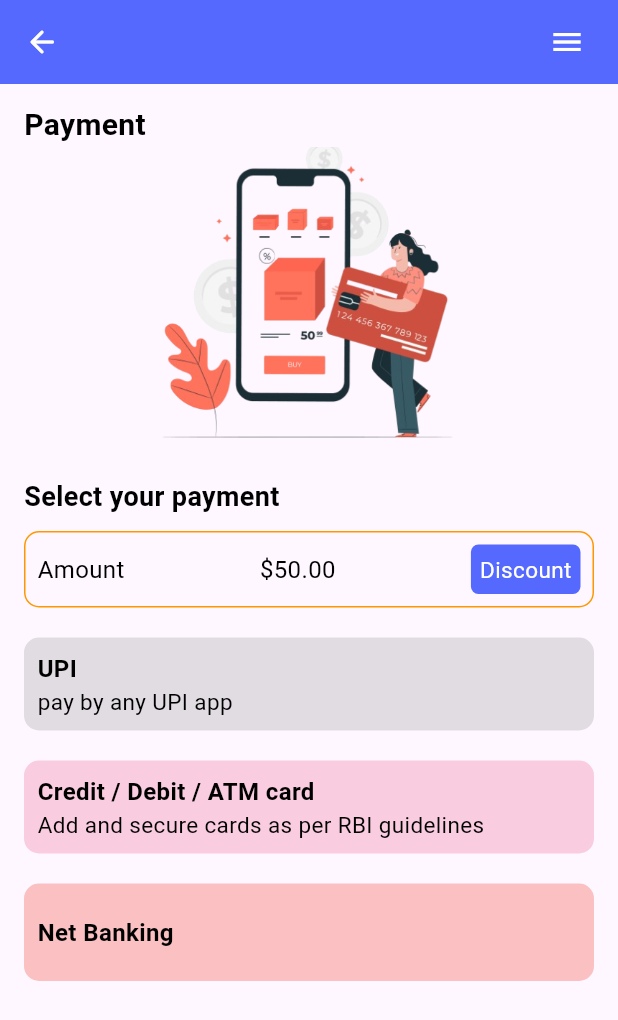
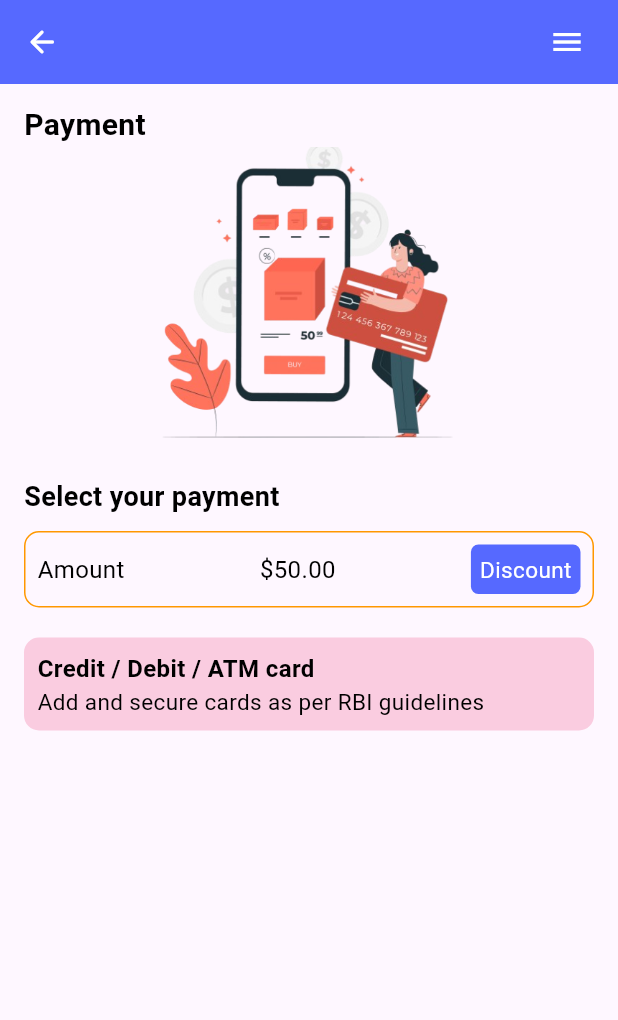
Before and after one commit to shisath/winngoo, a Flutter app: the PaymentScreen screen opened by its route, on a phone screen of 412 x 824 dp. Shown: the top 1020 px of the screen. Run offline on Flutter 3.47's test engine with Material 3 defaults, Android fonts, the phone set to English and light mode, and no system bars; our stand-ins replace get, get_storage, image_picker, pin_code_fields, velocity_x; accounts and stored records are empty.

Commit message:
remove net banking and  upi banking

```diff
--- a/lib/payment/payment_widget.dart
+++ b/lib/payment/payment_widget.dart
@@ -29,8 +29,8 @@ Widget paymentWidget() {
               child: Row(
                 mainAxisAlignment: MainAxisAlignment.spaceBetween,
                 children: [
-                  WinngooText(text: "Amount"),
-                  WinngooText(text: "\$50.00"),
+                  const WinngooText(text: "Amount"),
+                  const WinngooText(text: "\$50.00"),
                   WinngooBox(
                     fillColor: primaryColor,
                     radius: 5,
@@ -53,11 +53,11 @@ Widget paymentWidget() {
         const SizedBox(
           height: 10,
         ),
-        paymentTypeCard(
-            titleText: "UPI",
-            subtitleText: "pay by any UPI app",
-            color: Colors.grey.withOpacity(0.3),
-            ontap: () {}),
+        // paymentTypeCard(
+        //     titleText: "UPI",
+        //     subtitleText: "pay by any UPI app",
+        //     color: Colors.grey.withOpacity(0.3),
+        //     ontap: () {}),
         paymentTypeCard(
             titleText: "Credit / Debit / ATM card",
             subtitleText: "Add and secure cards as per RBI guidelines",
@@ -65,12 +65,12 @@ Widget paymentWidget() {
             ontap: () {
               dialogBox(type: "credit Card");
             }),
-        paymentTypeCard(
-            titleText: "Net Banking",
-            color: Colors.red.withOpacity(0.3),
-            ontap: () {
-              dialogBox(type: "net banking");
-            }),
+        // paymentTypeCard(
+        //     titleText: "Net Banking",
+        //     color: Colors.red.withOpacity(0.3),
+        //     ontap: () {
+        //       dialogBox(type: "net banking");
+        //     }),
         const SizedBox(
           height: 50,
         )
```
